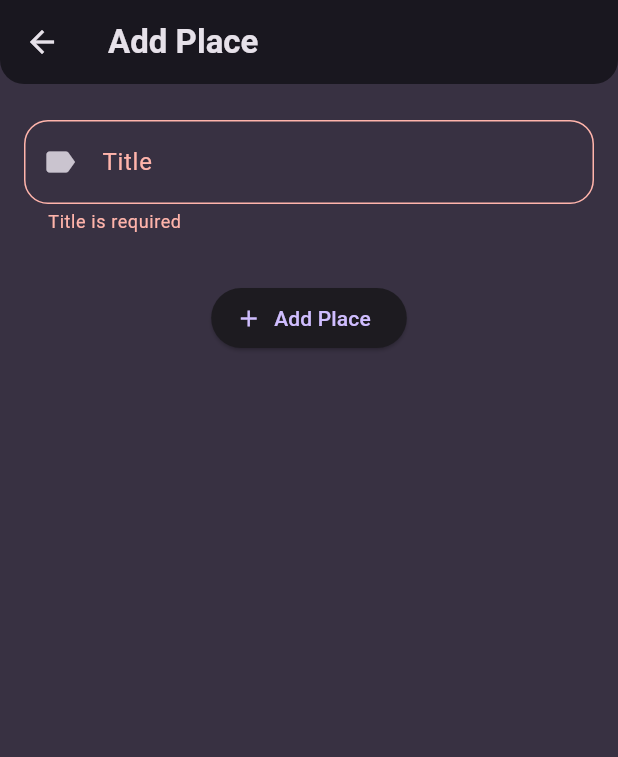
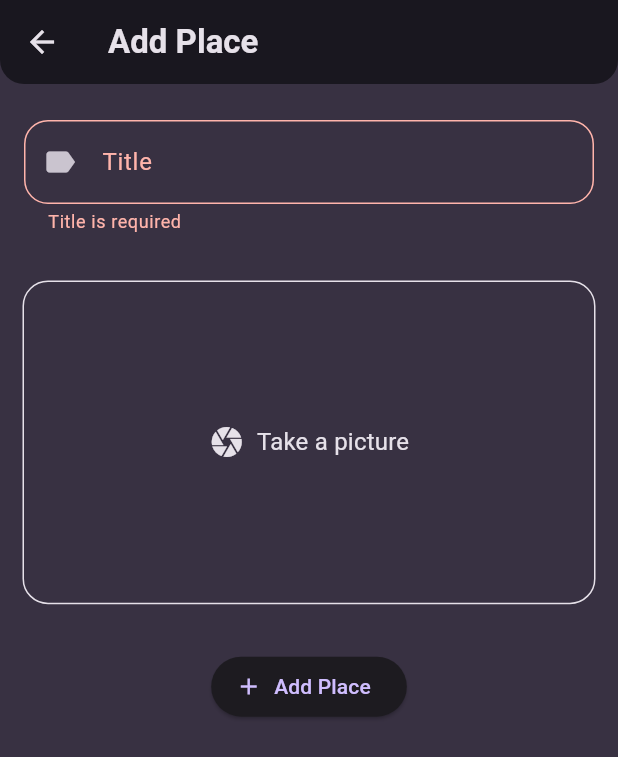
Before and after one commit to Satin3737/flutter_favorite_places_app, a Flutter app: the AddPlaceScreen screen opened directly, after a tap on "Add Place", on a phone screen of 412 x 824 dp. Shown: the top 757 px of the screen. Run offline on Flutter 3.47's test engine with Material 3 defaults, Android fonts, the phone set to English and light mode, and no system bars; our stand-ins replace flutter_riverpod, google_fonts, image_picker.

Commit message:
Added image picker to the form

```diff
--- a/lib/models/place.dart
+++ b/lib/models/place.dart
@@ -1,10 +1,13 @@
+import 'dart:io';
+
 import 'package:uuid/uuid.dart';
 
 const uuid = Uuid();
 
 class Place {
-  Place({required this.title}) : id = uuid.v4();
+  Place({required this.title, required this.image}) : id = uuid.v4();
 
   final String id;
   final String title;
+  final File image;
 }
--- a/lib/screens/add_place_screen.dart
+++ b/lib/screens/add_place_screen.dart
@@ -1,6 +1,9 @@
+import 'dart:io';
+
 import 'package:flutter/material.dart';
 import 'package:flutter_favorite_places_app/models/place.dart';
 import 'package:flutter_favorite_places_app/providers/places_provider.dart';
+import 'package:flutter_favorite_places_app/widgets/image_input.dart';
 import 'package:flutter_riverpod/flutter_riverpod.dart';
 
 class AddPlaceScreen extends ConsumerStatefulWidget {
@@ -13,15 +16,24 @@ class AddPlaceScreen extends ConsumerStatefulWidget {
 class _AddPlaceScreenState extends ConsumerState<AddPlaceScreen> {
   final _formKey = GlobalKey<FormState>();
   String _title = '';
+  File? _image;
 
   void _saveForm() {
-    if (_formKey.currentState!.validate()) {
+    if (_formKey.currentState!.validate() && _image != null) {
       _formKey.currentState!.save();
-      ref.read(placesProvider.notifier).addPlace(Place(title: _title));
-      _formKey.currentState!.reset();
+
+      ref.read(placesProvider.notifier).addPlace(
+            Place(
+              title: _title,
+              image: _image!,
+            ),
+          );
+
       Navigator.of(context).pop();
     }
   }
+
+  void _selectImage(File image) => _image = image;
 
   @override
   Widget build(BuildContext context) {
@@ -41,13 +53,15 @@ class _AddPlaceScreenState extends ConsumerState<AddPlaceScreen> {
             children: [
               TextFormField(
                 style: TextStyle(color: cScheme.onSurface),
-                decoration: const InputDecoration(
+                decoration: InputDecoration(
                   labelText: 'Title',
-                  prefixIcon: Icon(Icons.label),
+                  prefixIcon: const Icon(Icons.label),
                   border: OutlineInputBorder(
-                    borderRadius: BorderRadius.all(
-                      Radius.circular(16),
-                    ),
+                    borderRadius: BorderRadius.circular(16),
+                  ),
+                  enabledBorder: OutlineInputBorder(
+                    borderSide: BorderSide(color: cScheme.onSurface),
+                    borderRadius: BorderRadius.circular(16),
                   ),
                 ),
                 validator: (value) {
@@ -61,6 +75,7 @@ class _AddPlaceScreenState extends ConsumerState<AddPlaceScreen> {
                 },
                 onSaved: (value) => _title = value!,
               ),
+              ImageInput(onSelectImage: _selectImage),
               ElevatedButton.icon(
                 icon: Icon(Icons.add),
                 label: Text('Add Place'),
--- a/lib/screens/place_details_screen.dart
+++ b/lib/screens/place_details_screen.dart
@@ -8,18 +8,22 @@ class PlaceDetailsScreen extends StatelessWidget {
 
   @override
   Widget build(BuildContext context) {
-    final theme = Theme.of(context);
-
     return Scaffold(
       appBar: AppBar(
         title: Text(place.title),
+        shape: RoundedRectangleBorder(
+          borderRadius: BorderRadius.zero,
+        ),
       ),
-      body: Center(
-        child: Text(place.title,
-            style: theme.textTheme.titleMedium!.copyWith(
-              fontSize: 24,
-              color: theme.colorScheme.onSurface,
-            )),
+      body: Stack(
+        children: [
+          Image.file(
+            place.image,
+            width: double.infinity,
+            height: double.infinity,
+            fit: BoxFit.cover,
+          ),
+        ],
       ),
     );
   }
--- /dev/null
+++ b/lib/widgets/image_input.dart
@@ -0,0 +1,104 @@
+import 'dart:io';
+
+import 'package:flutter/material.dart';
+import 'package:image_picker/image_picker.dart';
+
+class ImageInput extends StatefulWidget {
+  const ImageInput({super.key, required this.onSelectImage});
+
+  final void Function(File image) onSelectImage;
+
+  @override
+  State<ImageInput> createState() => _ImageInputState();
+}
+
+class _ImageInputState extends State<ImageInput> {
+  File? _chosenImage;
+
+  void _takePicture() async {
+    final imagePicker = ImagePicker();
+    final image = await imagePicker.pickImage(
+      source: ImageSource.camera,
+      maxWidth: 600,
+    );
+
+    if (image == null) return;
+    setState(() => _chosenImage = File(image.path));
+    widget.onSelectImage(_chosenImage!);
+  }
+
+  void _removeImage() {
+    setState(() => _chosenImage = null);
+  }
+
+  @override
+  Widget build(BuildContext context) {
+    final theme = Theme.of(context);
+
+    Widget content = Row(
+      mainAxisAlignment: MainAxisAlignment.center,
+      spacing: 8,
+      children: [
+        Icon(Icons.camera, color: theme.colorScheme.onSurface),
+        Text(
+          'Take a picture',
+          style: theme.textTheme.titleMedium!.copyWith(
+            fontSize: 16,
+            fontWeight: FontWeight.normal,
+            color: theme.colorScheme.onSurface,
+          ),
+        ),
+      ],
+    );
+
+    if (_chosenImage != null) {
+      content = Stack(
+        children: [
+          Image.file(
+            _chosenImage!,
+            width: double.infinity,
+            height: double.infinity,
+            fit: BoxFit.cover,
+          ),
+          Positioned(
+            top: 8,
+            right: 8,
+            child: IconButton(
+              icon: Icon(Icons.delete),
+              color: theme.colorScheme.error,
+              style: IconButton.styleFrom(
+                shape: CircleBorder(),
+                backgroundColor: theme.colorScheme.surface.withValues(
+                  alpha: 0.5,
+                ),
+              ),
+              onPressed: _removeImage,
+            ),
+          ),
+        ],
+      );
+    }
+
+    return GestureDetector(
+      onTap: _takePicture,
+      child: AspectRatio(
+        aspectRatio: 16 / 9,
+        child: Container(
+          width: double.infinity,
+          height: 250,
+          alignment: Alignment.center,
+          clipBehavior: Clip.antiAlias,
+          decoration: BoxDecoration(
+            border: Border.all(
+              width: 1,
+              color: Theme.of(context).colorScheme.onSurface,
+              strokeAlign: BorderSide.strokeAlignOutside,
+            ),
+            borderRadius: BorderRadius.circular(16),
+          ),
+          child: content,
+        ),
+      ),
+    );
+  }
+}
--- a/lib/widgets/places_list.dart
+++ b/lib/widgets/places_list.dart
@@ -59,6 +59,7 @@ class PlacesList extends ConsumerWidget {
       secondChild: SizedBox(
         height: availableHeight,
         child: ListView.builder(
+          padding: const EdgeInsets.symmetric(vertical: 8),
           itemCount: places.length,
           itemBuilder: (ctx, index) => Dismissible(
             key: ValueKey(places[index]),
@@ -74,8 +75,7 @@ class PlacesList extends ConsumerWidget {
               ),
             ),
             child: ListTile(
-              minLeadingWidth: 24,
-              horizontalTitleGap: 24,
+              horizontalTitleGap: 16,
               minVerticalPadding: 0,
               minTileHeight: 0,
               contentPadding: const EdgeInsets.symmetric(
@@ -89,6 +89,9 @@ class PlacesList extends ConsumerWidget {
                   color: theme.colorScheme.onSurface,
                 ),
               ),
+              leading: CircleAvatar(
+                backgroundImage: FileImage(places[index].image),
+              ),
               onTap: () => openPlaceDetails(places[index]),
             ),
           ),
--- a/pubspec.yaml
+++ b/pubspec.yaml
@@ -38,6 +38,7 @@ dependencies:
   flutter_riverpod: ^2.6.1
   riverpod_annotation: ^2.6.1
   uuid: ^4.5.1
+  image_picker: ^1.1.2
 
 dev_dependencies:
   flutter_test:
```
Also changed, not shown: pubspec.lock, 1 other file.
